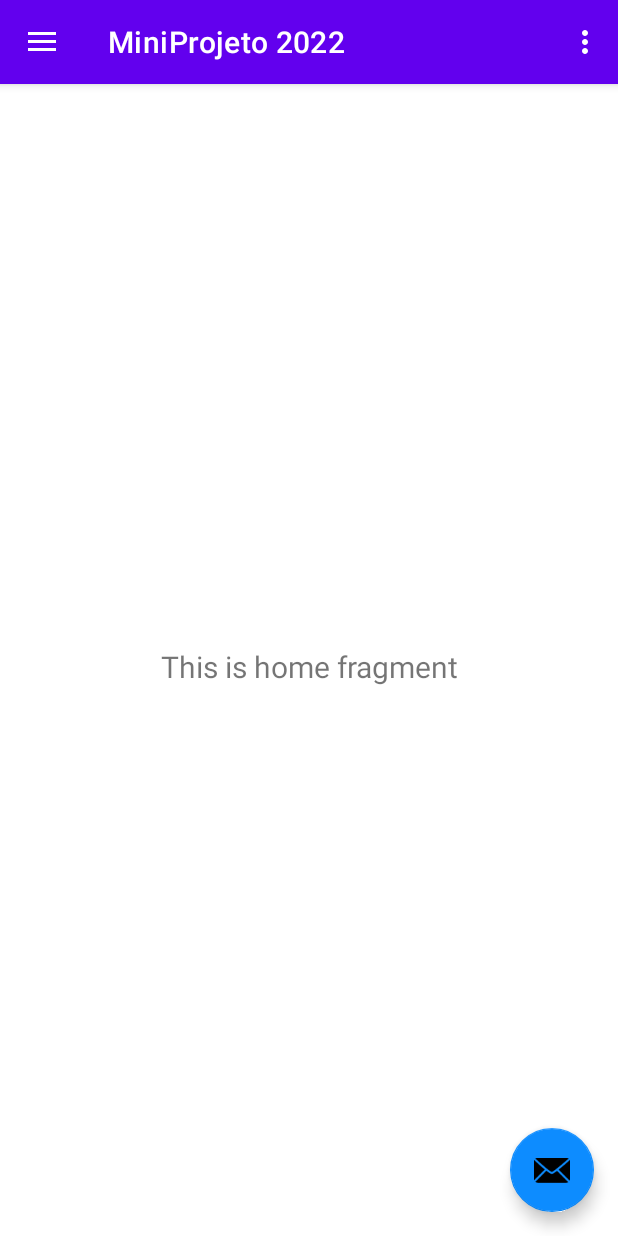
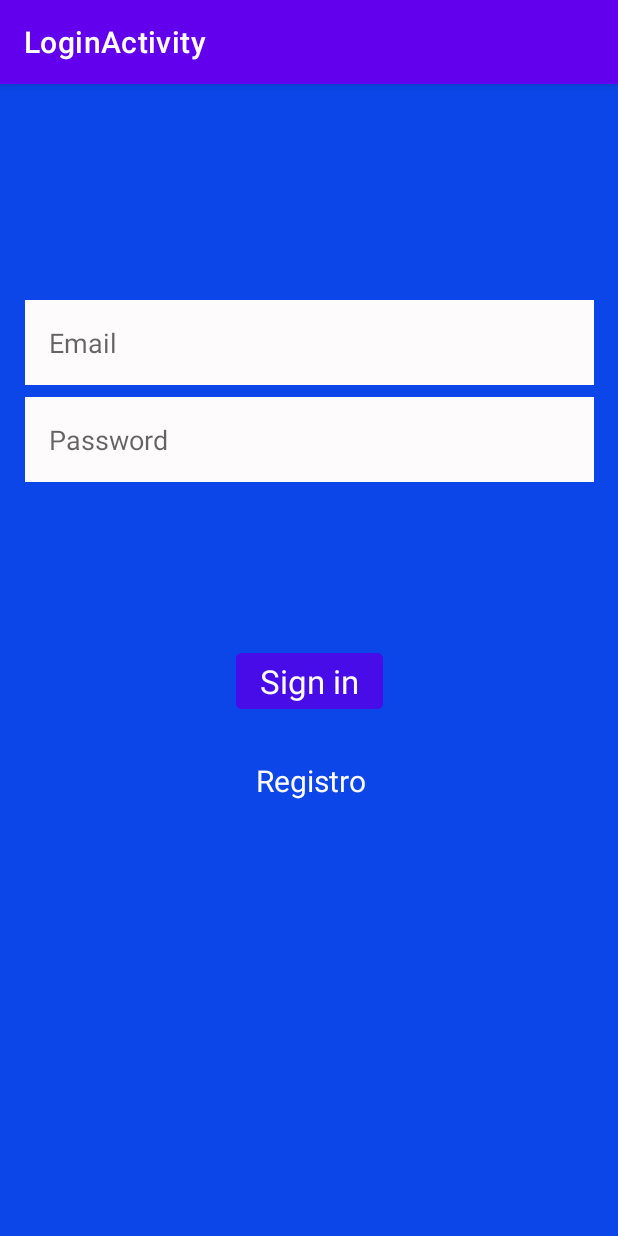
Before and after one commit to programadormovel/MiniProjeto2022, an Android app: the screen it shows after launch (MenuActivity before the commit, LoginActivity after it), on a phone screen of 412 x 824 dp. Run offline under Robolectric (Android 15) with nearby library versions, the phone set to English and light mode, and no system bars.

Commit message:
Inserção do LoginPage.

```diff
--- a/app/build.gradle
+++ b/app/build.gradle
@@ -35,6 +35,7 @@ dependencies {
     implementation 'androidx.lifecycle:lifecycle-viewmodel-ktx:2.4.1'
     implementation 'androidx.navigation:navigation-fragment:2.4.1'
     implementation 'androidx.navigation:navigation-ui:2.4.1'
+    implementation 'androidx.annotation:annotation:1.3.0'
     testImplementation 'junit:junit:4.+'
     androidTestImplementation 'androidx.test.ext:junit:1.1.3'
     androidTestImplementation 'androidx.test.espresso:espresso-core:3.4.0'
--- a/app/src/main/java/br/edu/fieb/miniprojeto2022/MainActivity.java
+++ b/app/src/main/java/br/edu/fieb/miniprojeto2022/MainActivity.java
@@ -5,6 +5,8 @@ import androidx.appcompat.app.AppCompatActivity;
 import android.content.Intent;
 import android.os.Bundle;
 import android.os.Handler;
+
+import br.edu.fieb.miniprojeto2022.ui.login.LoginActivity;
 
 public class MainActivity extends AppCompatActivity {
 
@@ -19,7 +21,7 @@ public class MainActivity extends AppCompatActivity {
             @Override
             public void run() {
                 // Ir para a tela do Menu
-                Intent it = new Intent(MainActivity.this, MenuActivity.class);
+                Intent it = new Intent(MainActivity.this, LoginActivity.class);
                 startActivity(it);
             }
         }, 2000);
--- /dev/null
+++ b/app/src/main/java/br/edu/fieb/miniprojeto2022/data/LoginRepository.java
@@ -0,0 +1,54 @@
+package br.edu.fieb.miniprojeto2022.data;
+
+import br.edu.fieb.miniprojeto2022.data.model.LoggedInUser;
+
+/**
+ * Class that requests authentication and user information from the remote data source and
+ * maintains an in-memory cache of login status and user credentials information.
+ */
+public class LoginRepository {
+
+    private static volatile LoginRepository instance;
+
+    private LoginDataSource dataSource;
+
+    // If user credentials will be cached in local storage, it is recommended it be encrypted
+    // @see https://developer.android.com/training/articles/keystore
+    private LoggedInUser user = null;
+
+    // private constructor : singleton access
+    private LoginRepository(LoginDataSource dataSource) {
+        this.dataSource = dataSource;
+    }
+
+    public static LoginRepository getInstance(LoginDataSource dataSource) {
+        if (instance == null) {
+            instance = new LoginRepository(dataSource);
+        }
+        return instance;
+    }
+
+    public boolean isLoggedIn() {
+        return user != null;
+    }
+
+    public void logout() {
+        user = null;
+        dataSource.logout();
+    }
+
+    private void setLoggedInUser(LoggedInUser user) {
+        this.user = user;
+        // If user credentials will be cached in local storage, it is recommended it be encrypted
+        // @see https://developer.android.com/training/articles/keystore
+    }
+
+    public Result<LoggedInUser> login(String username, String password) {
+        // handle login
+        Result<LoggedInUser> result = dataSource.login(username, password);
+        if (result instanceof Result.Success) {
+            setLoggedInUser(((Result.Success<LoggedInUser>) result).getData());
+        }
+        return result;
+    }
+}
--- /dev/null
+++ b/app/src/main/java/br/edu/fieb/miniprojeto2022/ui/login/LoginActivity.java
@@ -0,0 +1,142 @@
+package br.edu.fieb.miniprojeto2022.ui.login;
+
+import android.app.Activity;
+
+import androidx.lifecycle.Observer;
+import androidx.lifecycle.ViewModelProvider;
+
+import android.content.Intent;
+import android.os.Bundle;
+
+import androidx.annotation.Nullable;
+import androidx.annotation.StringRes;
+import androidx.appcompat.app.AppCompatActivity;
+
+import android.text.Editable;
+import android.text.TextWatcher;
+import android.view.KeyEvent;
+import android.view.View;
+import android.view.inputmethod.EditorInfo;
+import android.widget.Button;
+import android.widget.EditText;
+import android.widget.ProgressBar;
+import android.widget.TextView;
+import android.widget.Toast;
+
+import br.edu.fieb.miniprojeto2022.MenuActivity;
+import br.edu.fieb.miniprojeto2022.R;
+import br.edu.fieb.miniprojeto2022.ui.login.LoginViewModel;
+import br.edu.fieb.miniprojeto2022.ui.login.LoginViewModelFactory;
+import br.edu.fieb.miniprojeto2022.databinding.ActivityLoginBinding;
+
+public class LoginActivity extends AppCompatActivity {
+
+    private LoginViewModel loginViewModel;
+    private ActivityLoginBinding binding;
+
+    @Override
+    public void onCreate(Bundle savedInstanceState) {
+        super.onCreate(savedInstanceState);
+
+        binding = ActivityLoginBinding.inflate(getLayoutInflater());
+        setContentView(binding.getRoot());
+
+        loginViewModel = new ViewModelProvider(this, new LoginViewModelFactory())
+                .get(LoginViewModel.class);
+
+        final EditText usernameEditText = binding.username;
+        final EditText passwordEditText = binding.password;
+        final Button loginButton = binding.login;
+        final ProgressBar loadingProgressBar = binding.loading;
+
+        loginViewModel.getLoginFormState().observe(this, new Observer<LoginFormState>() {
+            @Override
+            public void onChanged(@Nullable LoginFormState loginFormState) {
+                if (loginFormState == null) {
+                    return;
+                }
+                loginButton.setEnabled(loginFormState.isDataValid());
+                if (loginFormState.getUsernameError() != null) {
+                    usernameEditText.setError(getString(loginFormState.getUsernameError()));
+                }
+                if (loginFormState.getPasswordError() != null) {
+                    passwordEditText.setError(getString(loginFormState.getPasswordError()));
+                }
+            }
+        });
+
+        loginViewModel.getLoginResult().observe(this, new Observer<LoginResult>() {
+            @Override
+            public void onChanged(@Nullable LoginResult loginResult) {
+                if (loginResult == null) {
+                    return;
+                }
+                loadingProgressBar.setVisibility(View.GONE);
+                if (loginResult.getError() != null) {
+                    showLoginFailed(loginResult.getError());
+                }
+                if (loginResult.getSuccess() != null) {
+                    updateUiWithUser(loginResult.getSuccess());
+                }
+                setResult(Activity.RESULT_OK);
+
+                //Complete and destroy login activity once successful
+                //finish();
+                // Ir para a janela do Menu se houver login válido
+                Intent it = new Intent(LoginActivity.this,
+                        MenuActivity.class);
+                startActivity(it);
+            }
+        });
+
+        TextWatcher afterTextChangedListener = new TextWatcher() {
+            @Override
+            public void beforeTextChanged(CharSequence s, int start, int count, int after) {
+                // ignore
+            }
+
+            @Override
+            public void onTextChanged(CharSequence s, int start, int before, int count) {
+                // ignore
+            }
+
+            @Override
+            public void afterTextChanged(Editable s) {
+                loginViewModel.loginDataChanged(usernameEditText.getText().toString(),
+                        passwordEditText.getText().toString());
+            }
+        };
+        usernameEditText.addTextChangedListener(afterTextChangedListener);
+        passwordEditText.addTextChangedListener(afterTextChangedListener);
+        passwordEditText.setOnEditorActionListener(new TextView.OnEditorActionListener() {
+
+            @Override
+            public boolean onEditorAction(TextView v, int actionId, KeyEvent event) {
+                if (actionId == EditorInfo.IME_ACTION_DONE) {
+                    loginViewModel.login(usernameEditText.getText().toString(),
+                            passwordEditText.getText().toString());
+                }
+                return false;
+            }
+        });
+
+        loginButton.setOnClickListener(new View.OnClickListener() {
+            @Override
+            public void onClick(View v) {
+                loadingProgressBar.setVisibility(View.VISIBLE);
+                loginViewModel.login(usernameEditText.getText().toString(),
+                        passwordEditText.getText().toString());
+            }
+        });
+    }
+
+    private void updateUiWithUser(LoggedInUserView model) {
+        String welcome = getString(R.string.welcome) + model.getDisplayName();
+        // TODO : initiate successful logged in experience
+        Toast.makeText(getApplicationContext(), welcome, Toast.LENGTH_LONG).show();
+    }
+
+    private void showLoginFailed(@StringRes Integer errorString) {
+        Toast.makeText(getApplicationContext(), errorString, Toast.LENGTH_SHORT).show();
+    }
+}
--- /dev/null
+++ b/app/src/main/java/br/edu/fieb/miniprojeto2022/ui/login/LoginViewModel.java
@@ -0,0 +1,70 @@
+package br.edu.fieb.miniprojeto2022.ui.login;
+
+import androidx.lifecycle.LiveData;
+import androidx.lifecycle.MutableLiveData;
+import androidx.lifecycle.ViewModel;
+
+import android.util.Patterns;
+
+import br.edu.fieb.miniprojeto2022.data.LoginRepository;
+import br.edu.fieb.miniprojeto2022.data.Result;
+import br.edu.fieb.miniprojeto2022.data.model.LoggedInUser;
+import br.edu.fieb.miniprojeto2022.R;
+
+public class LoginViewModel extends ViewModel {
+
+    private MutableLiveData<LoginFormState> loginFormState = new MutableLiveData<>();
+    private MutableLiveData<LoginResult> loginResult = new MutableLiveData<>();
+    private LoginRepository loginRepository;
+
+    LoginViewModel(LoginRepository loginRepository) {
+        this.loginRepository = loginRepository;
+    }
+
+    LiveData<LoginFormState> getLoginFormState() {
+        return loginFormState;
+    }
+
+    LiveData<LoginResult> getLoginResult() {
+        return loginResult;
+    }
+
+    public void login(String username, String password) {
+        // can be launched in a separate asynchronous job
+        Result<LoggedInUser> result = loginRepository.login(username, password);
+
+        if (result instanceof Result.Success) {
+            LoggedInUser data = ((Result.Success<LoggedInUser>) result).getData();
+            loginResult.setValue(new LoginResult(new LoggedInUserView(data.getDisplayName())));
+        } else {
+            loginResult.setValue(new LoginResult(R.string.login_failed));
+        }
+    }
+
+    public void loginDataChanged(String username, String password) {
+        if (!isUserNameValid(username)) {
+            loginFormState.setValue(new LoginFormState(R.string.invalid_username, null));
+        } else if (!isPasswordValid(password)) {
+            loginFormState.setValue(new LoginFormState(null, R.string.invalid_password));
+        } else {
+            loginFormState.setValue(new LoginFormState(true));
+        }
+    }
+
+    // A placeholder username validation check
+    private boolean isUserNameValid(String username) {
+        if (username == null) {
+            return false;
+        }
+        if (username.contains("@")) {
+            return Patterns.EMAIL_ADDRESS.matcher(username).matches();
+        } else {
+            return !username.trim().isEmpty();
+        }
+    }
+
+    // A placeholder password validation check
+    private boolean isPasswordValid(String password) {
+        return password != null && password.trim().length() > 5;
+    }
+}
--- /dev/null
+++ b/app/src/main/java/br/edu/fieb/miniprojeto2022/ui/login/LoginViewModelFactory.java
@@ -0,0 +1,26 @@
+package br.edu.fieb.miniprojeto2022.ui.login;
+
+import androidx.lifecycle.ViewModel;
+import androidx.lifecycle.ViewModelProvider;
+import androidx.annotation.NonNull;
+
+import br.edu.fieb.miniprojeto2022.data.LoginDataSource;
+import br.edu.fieb.miniprojeto2022.data.LoginRepository;
+
+/**
+ * ViewModel provider factory to instantiate LoginViewModel.
+ * Required given LoginViewModel has a non-empty constructor
+ */
+public class LoginViewModelFactory implements ViewModelProvider.Factory {
+
+    @NonNull
+    @Override
+    @SuppressWarnings("unchecked")
+    public <T extends ViewModel> T create(@NonNull Class<T> modelClass) {
+        if (modelClass.isAssignableFrom(LoginViewModel.class)) {
+            return (T) new LoginViewModel(LoginRepository.getInstance(new LoginDataSource()));
+        } else {
+            throw new IllegalArgumentException("Unknown ViewModel class");
+        }
+    }
+}
--- /dev/null
+++ b/app/src/main/res/layout-w1240dp/activity_login.xml
@@ -0,0 +1,69 @@
+<?xml version="1.0" encoding="utf-8"?>
+<androidx.constraintlayout.widget.ConstraintLayout xmlns:android="http://schemas.android.com/apk/res/android"
+    xmlns:app="http://schemas.android.com/apk/res-auto"
+    xmlns:tools="http://schemas.android.com/tools"
+    android:id="@+id/container"
+    android:layout_width="match_parent"
+    android:layout_height="match_parent"
+    android:paddingLeft="@dimen/activity_horizontal_margin"
+    android:paddingTop="@dimen/activity_vertical_margin"
+    android:paddingRight="@dimen/activity_horizontal_margin"
+    android:paddingBottom="@dimen/activity_vertical_margin"
+    tools:context=".ui.login.LoginActivity">
+
+    <EditText
+        android:id="@+id/username"
+        android:layout_width="0dp"
+        android:layout_height="wrap_content"
+        android:layout_marginTop="96dp"
+        android:hint="@string/prompt_email"
+        android:inputType="textEmailAddress"
+        android:selectAllOnFocus="true"
+        app:layout_constraintEnd_toEndOf="parent"
+        app:layout_constraintStart_toStartOf="parent"
+        app:layout_constraintTop_toTopOf="parent" />
+
+    <EditText
+        android:id="@+id/password"
+        android:layout_width="0dp"
+        android:layout_height="wrap_content"
+        android:layout_marginTop="8dp"
+        android:hint="@string/prompt_password"
+        android:imeActionLabel="@string/action_sign_in_short"
+        android:imeOptions="actionDone"
+        android:inputType="textPassword"
+        android:selectAllOnFocus="true"
+        app:layout_constraintEnd_toEndOf="parent"
+        app:layout_constraintStart_toStartOf="parent"
+        app:layout_constraintTop_toBottomOf="@+id/username" />
+
+    <Button
+        android:id="@+id/login"
+        android:layout_width="wrap_content"
+        android:layout_height="wrap_content"
+        android:layout_gravity="start"
+        android:layout_marginTop="16dp"
+        android:layout_marginBottom="64dp"
+        android:enabled="false"
+        android:text="@string/action_sign_in"
+        app:layout_constraintBottom_toBottomOf="parent"
+        app:layout_constraintEnd_toEndOf="parent"
+        app:layout_constraintStart_toStartOf="parent"
+        app:layout_constraintTop_toBottomOf="@+id/password"
+        app:layout_constraintVertical_bias="0.2" />
+
+    <ProgressBar
+        android:id="@+id/loading"
+        android:layout_width="wrap_content"
+        android:layout_height="wrap_content"
+        android:layout_gravity="center"
+        android:layout_marginTop="64dp"
+        android:layout_marginBottom="64dp"
+        android:visibility="gone"
+        app:layout_constraintBottom_toBottomOf="parent"
+        app:layout_constraintEnd_toEndOf="@+id/password"
+        app:layout_constraintStart_toStartOf="@+id/password"
+        app:layout_constraintTop_toTopOf="parent"
+        app:layout_constraintVertical_bias="0.3" />
+
+</androidx.constraintlayout.widget.ConstraintLayout>
--- /dev/null
+++ b/app/src/main/res/layout-w936dp/activity_login.xml
@@ -0,0 +1,76 @@
+<?xml version="1.0" encoding="utf-8"?>
+<androidx.constraintlayout.widget.ConstraintLayout xmlns:android="http://schemas.android.com/apk/res/android"
+    xmlns:app="http://schemas.android.com/apk/res-auto"
+    xmlns:tools="http://schemas.android.com/tools"
+    android:id="@+id/container"
+    android:layout_width="match_parent"
+    android:layout_height="match_parent"
+    android:paddingLeft="@dimen/activity_horizontal_margin"
+    android:paddingTop="@dimen/activity_vertical_margin"
+    android:paddingRight="@dimen/activity_horizontal_margin"
+    android:paddingBottom="@dimen/activity_vertical_margin"
+    tools:context=".ui.login.LoginActivity">
+
+    <androidx.constraintlayout.widget.ConstraintLayout
+        android:layout_width="840dp"
+        android:layout_height="match_parent"
+        app:layout_constraintEnd_toEndOf="parent"
+        app:layout_constraintStart_toStartOf="parent">
+
+        <EditText
+            android:id="@+id/username"
+            android:layout_width="0dp"
+            android:layout_height="wrap_content"
+            android:layout_marginTop="96dp"
+            android:hint="@string/prompt_email"
+            android:inputType="textEmailAddress"
+            android:selectAllOnFocus="true"
+            app:layout_constraintEnd_toEndOf="parent"
+            app:layout_constraintStart_toStartOf="parent"
+            app:layout_constraintTop_toTopOf="parent" />
+
+        <EditText
+            android:id="@+id/password"
+            android:layout_width="0dp"
+            android:layout_height="wrap_content"
+            android:layout_marginTop="8dp"
+            android:hint="@string/prompt_password"
+            android:imeActionLabel="@string/action_sign_in_short"
+            android:imeOptions="actionDone"
+            android:inputType="textPassword"
+            android:selectAllOnFocus="true"
+            app:layout_constraintEnd_toEndOf="parent"
+            app:layout_constraintStart_toStartOf="parent"
+            app:layout_constraintTop_toBottomOf="@+id/username" />
+
+        <Button
+            android:id="@+id/login"
+            android:layout_width="wrap_content"
+            android:layout_height="wrap_content"
+            android:layout_gravity="start"
+            android:layout_marginTop="16dp"
+            android:layout_marginBottom="64dp"
+            android:enabled="false"
+            android:text="@string/action_sign_in"
+            app:layout_constraintBottom_toBottomOf="parent"
+            app:layout_constraintEnd_toEndOf="parent"
+            app:layout_constraintStart_toStartOf="parent"
+            app:layout_constraintTop_toBottomOf="@+id/password"
+            app:layout_constraintVertical_bias="0.2" />
+
+        <ProgressBar
+            android:id="@+id/loading"
+            android:layout_width="wrap_content"
+            android:layout_height="wrap_content"
+            android:layout_gravity="center"
+            android:layout_marginTop="64dp"
+            android:layout_marginBottom="64dp"
+            android:visibility="gone"
+            app:layout_constraintBottom_toBottomOf="parent"
+            app:layout_constraintEnd_toEndOf="@+id/password"
+            app:layout_constraintStart_toStartOf="@+id/password"
+            app:layout_constraintTop_toTopOf="parent"
+            app:layout_constraintVertical_bias="0.3" />
+
+    </androidx.constraintlayout.widget.ConstraintLayout>
+</androidx.constraintlayout.widget.ConstraintLayout>
--- /dev/null
+++ b/app/src/main/res/layout/activity_login.xml
@@ -0,0 +1,89 @@
+<?xml version="1.0" encoding="utf-8"?>
+<androidx.constraintlayout.widget.ConstraintLayout xmlns:android="http://schemas.android.com/apk/res/android"
+    xmlns:app="http://schemas.android.com/apk/res-auto"
+    xmlns:tools="http://schemas.android.com/tools"
+    android:id="@+id/container"
+    android:layout_width="match_parent"
+    android:layout_height="match_parent"
+    android:background="@color/blueD"
+    android:backgroundTint="@color/blueD"
+    android:paddingLeft="@dimen/activity_horizontal_margin"
+    android:paddingTop="@dimen/activity_vertical_margin"
+    android:paddingRight="@dimen/activity_horizontal_margin"
+    android:paddingBottom="@dimen/activity_vertical_margin"
+    tools:context=".ui.login.LoginActivity">
+
+    <EditText
+        android:id="@+id/username"
+        android:layout_width="0dp"
+        android:layout_height="wrap_content"
+        android:layout_marginTop="128dp"
+        android:background="@color/ic_launcher_background"
+        android:backgroundTintMode="screen"
+        android:hint="@string/prompt_email"
+        android:inputType="textEmailAddress"
+        android:padding="16dp"
+        android:selectAllOnFocus="true"
+        app:layout_constraintEnd_toEndOf="parent"
+        app:layout_constraintStart_toStartOf="@+id/password"
+        app:layout_constraintTop_toTopOf="parent" />
+
+    <EditText
+        android:id="@+id/password"
+        android:layout_width="379dp"
+        android:layout_height="wrap_content"
+        android:layout_marginTop="8dp"
+        android:background="@color/ic_launcher_background"
+        android:backgroundTintMode="screen"
+        android:hint="@string/prompt_password"
+        android:imeActionLabel="@string/action_sign_in_short"
+        android:imeOptions="actionDone"
+        android:inputType="textPassword"
+        android:padding="16dp"
+        android:selectAllOnFocus="true"
+        app:layout_constraintEnd_toEndOf="parent"
+        app:layout_constraintTop_toBottomOf="@+id/username" />
+
+    <Button
+        android:id="@+id/login"
+        android:layout_width="wrap_content"
+        android:layout_height="wrap_content"
+        android:layout_gravity="start"
+        android:layout_marginTop="108dp"
+        android:backgroundTint="@color/blueB"
+        android:enabled="false"
+        android:text="@string/action_sign_in_short"
+        android:textAppearance="@style/TextAppearance.AppCompat.Large"
+        android:textColor="@color/ic_launcher_background"
+        android:textColorLink="@color/ic_launcher_background"
+        app:layout_constraintEnd_toEndOf="@+id/password"
+        app:layout_constraintStart_toStartOf="@+id/password"
+        app:layout_constraintTop_toBottomOf="@+id/password" />
+
+    <ProgressBar
+        android:id="@+id/loading"
+        android:layout_width="wrap_content"
+        android:layout_height="wrap_content"
+        android:layout_gravity="center"
+        android:layout_marginStart="16dp"
+        android:layout_marginTop="16dp"
+        android:visibility="gone"
+        app:layout_constraintStart_toStartOf="parent"
+        app:layout_constraintTop_toTopOf="parent" />
+
+    <TextView
+        android:id="@+id/txv_register"
+        android:layout_width="wrap_content"
+        android:layout_height="wrap_content"
+        android:layout_marginTop="28dp"
+        android:layout_marginEnd="11dp"
+        android:contentDescription="Cadastre-se no App"
+        android:lineSpacingExtra="16sp"
+        android:text="Registro"
+        android:textColor="@color/ic_launcher_background"
+        android:textIsSelectable="false"
+        android:textSize="20sp"
+        app:layout_constraintEnd_toEndOf="@+id/login"
+        app:layout_constraintTop_toBottomOf="@+id/login" />
+
+</androidx.constraintlayout.widget.ConstraintLayout>
--- a/app/src/main/res/values-land/dimens.xml
+++ b/app/src/main/res/values-land/dimens.xml
@@ -1,3 +1,4 @@
 <resources>
     <dimen name="fab_margin">48dp</dimen>
+    <dimen name="activity_horizontal_margin">48dp</dimen>
 </resources>
--- a/app/src/main/res/values-w1240dp/dimens.xml
+++ b/app/src/main/res/values-w1240dp/dimens.xml
@@ -1,3 +1,4 @@
 <resources>
     <dimen name="fab_margin">200dp</dimen>
+    <dimen name="activity_horizontal_margin">200dp</dimen>
 </resources>
--- a/app/src/main/res/values-w600dp/dimens.xml
+++ b/app/src/main/res/values-w600dp/dimens.xml
@@ -1,3 +1,4 @@
 <resources>
     <dimen name="fab_margin">48dp</dimen>
+    <dimen name="activity_horizontal_margin">48dp</dimen>
 </resources>
--- a/app/src/main/res/values/strings.xml
+++ b/app/src/main/res/values/strings.xml
@@ -11,4 +11,13 @@
     <string name="menu_home">MiniProjeto 2022</string>
     <string name="menu_gallery">Gallery</string>
     <string name="menu_slideshow">Slideshow</string>
+    <string name="title_activity_login">LoginActivity</string>
+    <string name="prompt_email">Email</string>
+    <string name="prompt_password">Password</string>
+    <string name="action_sign_in">Sign in or register</string>
+    <string name="action_sign_in_short">Sign in</string>
+    <string name="welcome">"Welcome !"</string>
+    <string name="invalid_username">Not a valid username</string>
+    <string name="invalid_password">Password must be >5 characters</string>
+    <string name="login_failed">"Login failed"</string>
 </resources>
```
Also changed, not shown: app/src/main/AndroidManifest.xml (+6 -2 lines), app/src/main/java/br/edu/fieb/miniprojeto2022/data/LoginDataSource.java (added, +29 -0 lines), app/src/main/java/br/edu/fieb/miniprojeto2022/data/Result.java (added, +48 -0 lines), app/src/main/java/br/edu/fieb/miniprojeto2022/data/model/LoggedInUser.java (added, +23 -0 lines), app/src/main/java/br/edu/fieb/miniprojeto2022/ui/login/LoggedInUserView.java (added, +17 -0 lines), app/src/main/java/br/edu/fieb/miniprojeto2022/ui/login/LoginFormState.java (added, +40 -0 lines), app/src/main/java/br/edu/fieb/miniprojeto2022/ui/login/LoginResult.java (added, +31 -0 lines).
